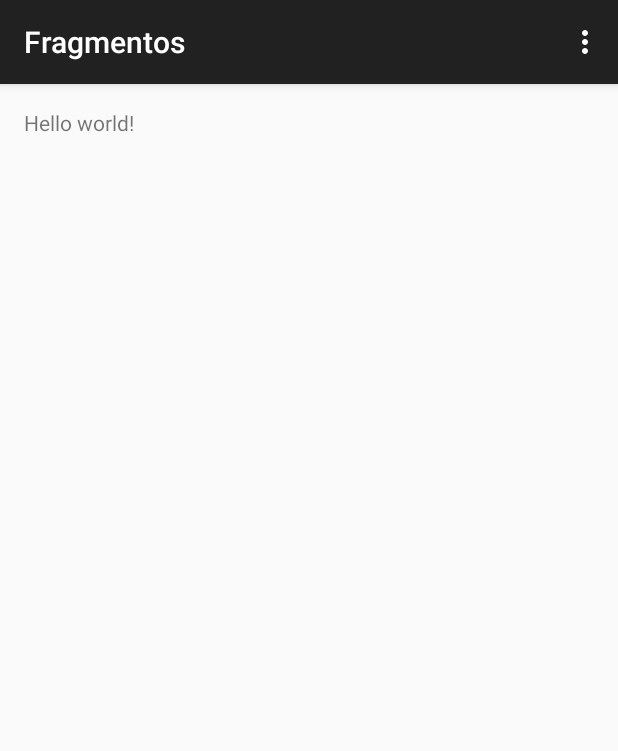
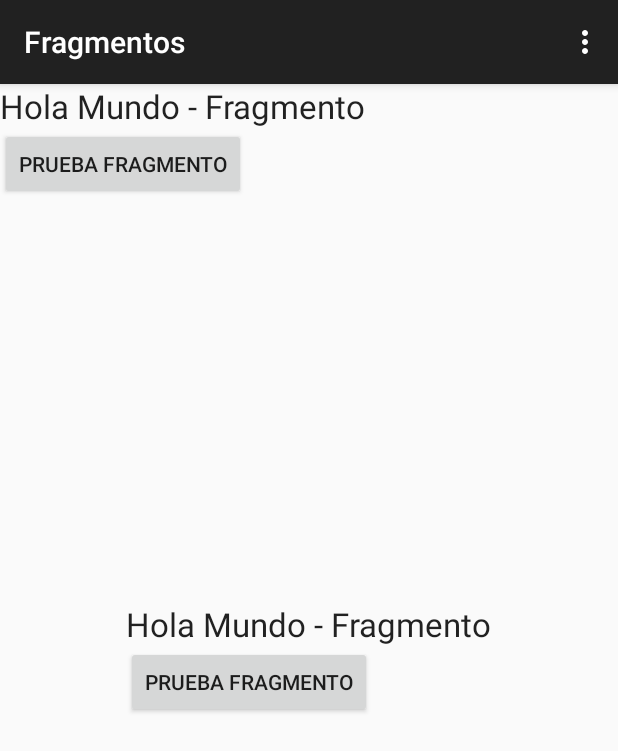
Before and after one commit to Imai-Solutions/CursoOLS6, an Android app: the screen it shows after launch (MainActivity), on a phone screen of 412 x 824 dp. Shown: the top 751 px of the screen. Run offline under Robolectric (Android 15) with nearby library versions, the phone set to English and light mode, and no system bars.

Commit message:
Primera subida

```diff
--- a/P1_Fragmentos/Fragmentos/src/main/java/com/imaisolutions/fragmentos/MainActivity.java
+++ b/P1_Fragmentos/Fragmentos/src/main/java/com/imaisolutions/fragmentos/MainActivity.java
@@ -11,6 +11,9 @@ import android.view.View;
 import android.view.ViewGroup;
 import android.os.Build;
 
+/* PRACTICAS DEL CURSO [OLS6] DESARROLLO DE APLICAICONES MÓVILES AVANZADO EN ANDROID
+   AUTOR: Imai Solutions - Advanced Research Systems S.L.
+ */
 public class MainActivity extends ActionBarActivity {
 
     @Override
@@ -19,9 +22,11 @@ public class MainActivity extends ActionBarActivity {
         setContentView(R.layout.activity_main);
 
         if (savedInstanceState == null) {
-            getSupportFragmentManager().beginTransaction()
-                    .add(R.id.container, new PlaceholderFragment())
-                    .commit();
+            // CARGA DEL FRAGMENTO CON SUPPORT LIBRARY
+           /* getSupportFragmentManager().beginTransaction()
+                .add(R.id.container, new PlaceholderFragment())
+                .commit();
+           */
         }
     }
 
@@ -49,6 +54,7 @@ public class MainActivity extends ActionBarActivity {
     /**
      * A placeholder fragment containing a simple view.
      */
+    /*
     public static class PlaceholderFragment extends Fragment {
 
         public PlaceholderFragment() {
@@ -61,5 +67,6 @@ public class MainActivity extends ActionBarActivity {
             return rootView;
         }
     }
+    */
 
 }
--- /dev/null
+++ b/P1_Fragmentos/Fragmentos/src/main/java/com/imaisolutions/fragmentos/MiFragmento.java
@@ -0,0 +1,17 @@
+package com.imaisolutions.fragmentos;
+
+import android.app.Fragment;
+import android.os.Bundle;
+import android.view.LayoutInflater;
+import android.view.View;
+import android.view.ViewGroup;
+
+/**
+ * Created by jsc on 24/10/13.
+ */
+public class MiFragmento extends android.support.v4.app.Fragment {
+    @Override
+    public View onCreateView(LayoutInflater inflater, ViewGroup container, Bundle savedInstanceState) {
+        return inflater.inflate(R.layout.mifragmento, container, false);
+    }
+}
--- a/P1_Fragmentos/Fragmentos/src/main/res/layout/activity_main.xml
+++ b/P1_Fragmentos/Fragmentos/src/main/res/layout/activity_main.xml
@@ -6,4 +6,19 @@
     tools:context=".MainActivity"
     tools:ignore="MergeRootFrame" >
 
+    <fragment
+        android:layout_width="wrap_content"
+        android:layout_height="wrap_content"
+        android:name="com.imaisolutions.fragmentos.MiFragmento"
+        android:id="@+id/fragment"
+        android:layout_gravity="left|top"
+        tools:layout="@layout/mifragmento" />
+
+    <fragment
+        android:layout_width="wrap_content"
+        android:layout_height="wrap_content"
+        android:name="com.imaisolutions.fragmentos.MiFragmento"
+        android:id="@+id/fragment2"
+        android:layout_gravity="center"
+        tools:layout="@layout/mifragmento" />
 </FrameLayout>
--- a/P1_Fragmentos/Fragmentos/src/main/res/layout/fragment_main.xml
+++ /dev/null
@@ -1,16 +0,0 @@
-<RelativeLayout xmlns:android="http://schemas.android.com/apk/res/android"
-xmlns:tools="http://schemas.android.com/tools"
-android:layout_width="match_parent"
-android:layout_height="match_parent"
-android:paddingLeft="@dimen/activity_horizontal_margin"
-android:paddingRight="@dimen/activity_horizontal_margin"
-android:paddingTop="@dimen/activity_vertical_margin"
-android:paddingBottom="@dimen/activity_vertical_margin"
-tools:context=".MainActivity$PlaceholderFragment">
-
-<TextView
-    android:text="@string/hello_world"
-    android:layout_width="wrap_content"
-    android:layout_height="wrap_content" />
-
-</RelativeLayout>
--- /dev/null
+++ b/P1_Fragmentos/Fragmentos/src/main/res/layout/mifragmento.xml
@@ -0,0 +1,20 @@
+<?xml version="1.0" encoding="utf-8"?>
+
+<LinearLayout xmlns:android="http://schemas.android.com/apk/res/android"
+android:orientation="vertical" android:layout_width="match_parent"
+android:layout_height="match_parent">
+
+
+<TextView
+    android:layout_width="wrap_content"
+    android:layout_height="wrap_content"
+    android:textAppearance="?android:attr/textAppearanceLarge"
+    android:text="Hola Mundo - Fragmento"
+    android:id="@+id/lblPrueba" />
+
+<Button
+    android:layout_width="wrap_content"
+    android:layout_height="wrap_content"
+    android:text="Prueba Fragmento"
+    android:id="@+id/btnPruebaFragmento" />
+</LinearLayout>
```
Also changed, not shown: 1 other file.
